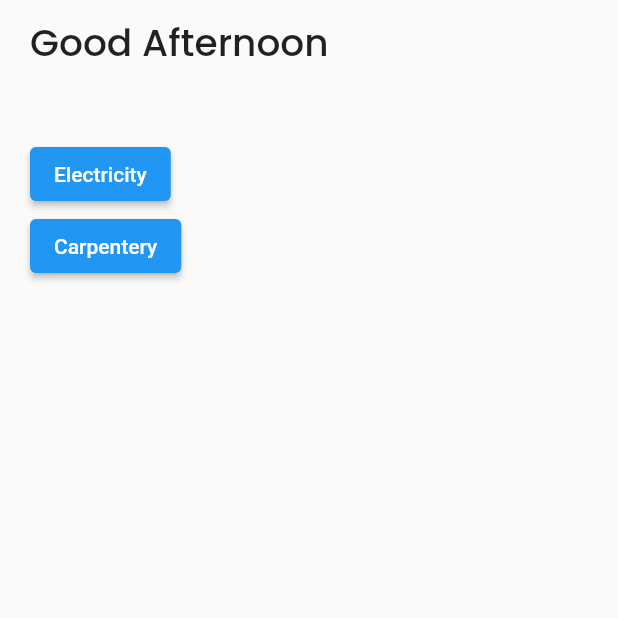
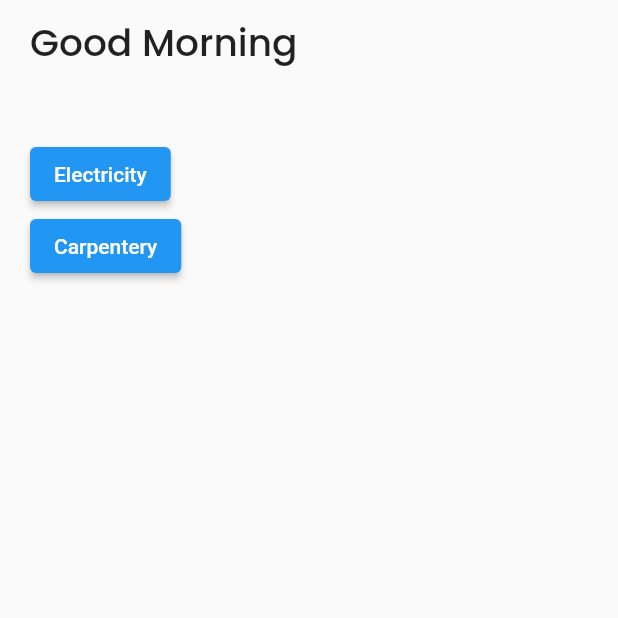
Before and after one commit to insfirred/hostel_complaints, a Flutter app: the screen it shows once a user with an empty profile is signed in, on a phone screen of 412 x 824 dp, the top half of it. Run offline on Flutter 3.47's test engine with Material 2 defaults, Android fonts, the phone set to English and light mode, and no system bars; our stand-ins replace auto_route, cloud_firestore, firebase_auth, firebase_core, flutter_riverpod, freezed_annotation and 2 more; accounts and stored records are empty.

```diff
--- a/lib/src/ui/home/home_view.dart
+++ b/lib/src/ui/home/home_view.dart
@@ -28,6 +28,10 @@ class HomeView extends ConsumerWidget {
       homeViewModelProvider.select((_) => _.status),
     );
 
+    final greetingMessage = ref.watch(
+      homeViewModelProvider.select((_) => _.greetingMessage),
+    );
+
     return Scaffold(
       body: SafeArea(
         child: status == HomeViewStatus.loading
@@ -39,7 +43,7 @@ class HomeView extends ConsumerWidget {
                   children: [
                     ExtraHeight(10),
                     Text(
-                      'Good Afternoon',
+                      greetingMessage ?? 'Good Afternoon',
                       style: GoogleFonts.poppins(
                         fontSize: 25,
                         fontWeight: FontWeight.w500,
```
Also changed, not shown: lib/src/ui/home/home_view_model.dart (+14 -0 lines), lib/src/ui/home/home_view_model.freezed.dart.
